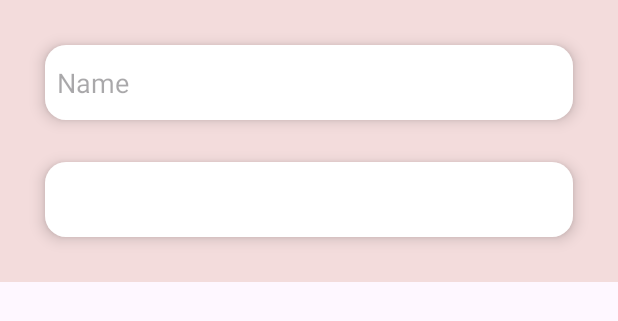
After one commit to matejturek/ShoppingList, an Android app: the layout category_dialog.xml on its own in the app's theme, with its tools: preview values and no code run, on a phone screen of 412 x 824 dp. The commit adds this screen. Shown: the top 321 px of the screen. Run offline under Robolectric (Android 15) with nearby library versions, the phone set to English and light mode, and no system bars.

Commit message:
Category dialog

```diff
--- a/app/src/main/res/layout/activity_list.xml
+++ b/app/src/main/res/layout/activity_list.xml
@@ -6,7 +6,7 @@
 
     <include
         android:id="@+id/toolbar"
-        layout="@layout/toolbar_layout"
+        layout="@layout/toolbar_layout_extended"
         android:layout_width="match_parent"
         android:layout_height="?attr/actionBarSize" />
 
--- /dev/null
+++ b/app/src/main/res/layout/category_dialog.xml
@@ -0,0 +1,30 @@
+<?xml version="1.0" encoding="utf-8"?>
+<LinearLayout xmlns:android="http://schemas.android.com/apk/res/android"
+    android:layout_width="match_parent"
+    android:layout_height="wrap_content"
+    android:orientation="vertical"
+    android:padding="16dp"
+    android:background="@color/colorAccent">
+
+    <EditText
+        android:id="@+id/name_et"
+        android:layout_width="match_parent"
+        android:layout_height="wrap_content"
+        android:layout_margin="14dp"
+        android:background="@drawable/edittext_background"
+        android:elevation="6dp"
+        android:hint="Name"
+        android:paddingStart="8dp" />
+
+    <Spinner
+        android:id="@+id/category_et"
+        android:layout_width="match_parent"
+        android:layout_height="wrap_content"
+        android:layout_marginTop="8dp"
+        android:layout_margin="14dp"
+        android:background="@drawable/edittext_background"
+        android:elevation="6dp"
+        android:hint="Parent category"
+        android:paddingStart="8dp"  />
+
+</LinearLayout>
--- a/app/src/main/res/layout/toolbar_layout.xml
+++ b/app/src/main/res/layout/toolbar_layout.xml
@@ -16,4 +16,5 @@
         android:padding="8dp"
         android:clickable="true"
         android:focusable="true"/>
+
 </androidx.appcompat.widget.Toolbar>
```
Also changed, not shown: app/src/main/java/sk/ukf/shoppinglist/Activities/Dialogs/CategoryDialog.java (added, +55 -0 lines), app/src/main/java/sk/ukf/shoppinglist/Activities/ListActivity.java (+29 -3 lines), app/src/main/res/drawable/ic_dots_white.xml (added, +22 -0 lines), app/src/main/res/layout/toolbar_layout_extended.xml (added, +35 -0 lines), app/src/main/res/menu/list_items_menu.xml (added, +7 -0 lines).
